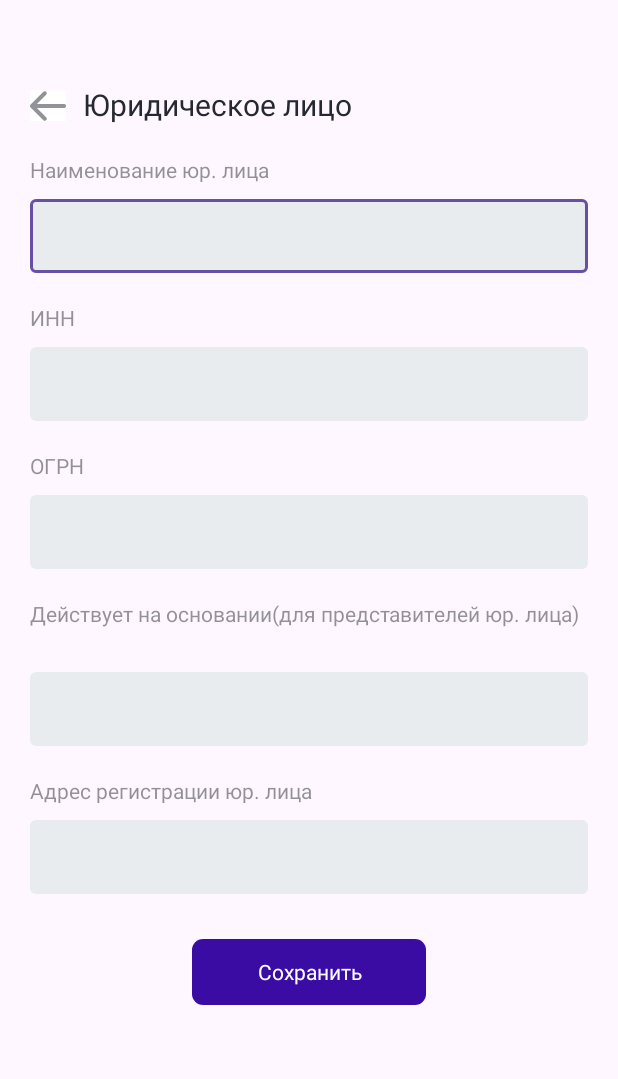
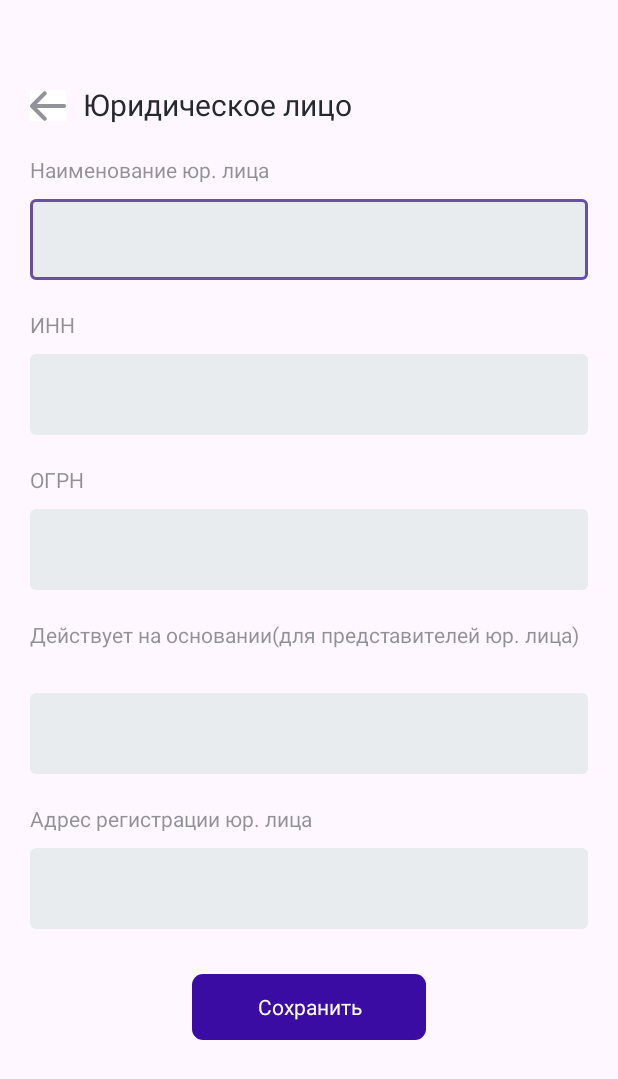
Before and after one commit to justannnnnn/MitraArtApp, an Android app: the LegalTypeActivity screen opened directly, with no data from a screen before it, on a phone screen of 412 x 824 dp. Shown: the top 1079 px of the screen. Run offline under Robolectric (Android 15) with nearby library versions, the phone set to English and light mode, and no system bars; 1 statement that could not run was skipped.

Commit message:
Finished realising entering and saving Legal type.

```diff
--- a/app/src/main/java/com/example/mitraartapp/ConnectionHelper.kt
+++ b/app/src/main/java/com/example/mitraartapp/ConnectionHelper.kt
@@ -424,3 +424,87 @@ class checkIPType(id: String) : AsyncTask<String, Unit, String>() {
         return "nothing"
     }
 }
+
+// добавление юр. лица
+class addLegalType(id: String, name: String, inn: String, ogrn: String, ordinance: String, regAddress: String, isRegistered: Boolean = false) : AsyncTask<String, Unit, String>(){
+    val id = id
+    val n = name
+    val inn = inn
+    val ogrn = ogrn
+    val order = ordinance
+    val ra = regAddress
+    val is_reg = isRegistered
+    var queryStmt = ""
+    @Deprecated("Deprecated in Java")
+    override fun onPreExecute() {
+        super.onPreExecute();
+        try {
+            val connect = ConnectionHelper.CONN()
+            if (is_reg){
+                queryStmt = "UPDATE dbo.LegalTypes SET Name = '" + n + "', INN = '" + inn + "', OGRN = '" + ogrn + "', " +
+                        "Ordinance = '" + order + "', RegistrationAddress = '" + ra + "' WHERE Id = '" + id + "'"
+            }
+            else {
+                queryStmt = "INSERT INTO dbo.LegalTypes(Id, Name, INN, OGRN, " +
+                        "Ordinance, RegistrationAddress) " +
+                        "VALUES ('" + id + "', '" + n + "', '" + inn + "', '" + ogrn + "', '" + order + "', '" + ra + "')"
+            }
+
+            var preparedStatement = connect?.prepareStatement(queryStmt)
+            preparedStatement?.executeUpdate()
+            preparedStatement?.close()
+
+        } catch (e : SQLException) {
+            e.printStackTrace()
+        } catch (e : Exception) {
+            //Log("Exception. Please check your code and database.")
+        }
+    }
+    @Deprecated("Deprecated in Java")
+    override protected fun doInBackground(vararg params : String) : String? {
+        return "nothing"
+    }
+}
+
+// проверка на существование юр. лица
+class checkLegalType(id: String) : AsyncTask<String, Unit, String>() {
+    val id = id
+    var inn = ""
+    var n = ""
+    var ogrn = ""
+    var order = ""
+    var ra = ""
+    var res = "nothing"
+    @Deprecated("Deprecated in Java")
+    override fun onPreExecute() {
+        super.onPreExecute();
+        try {
+            val connect = ConnectionHelper.CONN();
+            var queryStmt = "SELECT Name, INN, OGRN, Ordinance, RegistrationAddress FROM dbo.LegalTypes WHERE Id = " + "'" + id + "'"
+            val preparedStatement = connect?.prepareStatement(queryStmt);
+            var resultQuery: ResultSet? = null
+            resultQuery = preparedStatement?.executeQuery()
+            // если в ResultSet есть строка - пользователь есть в БД
+            if (resultQuery!!.next()){
+                n = resultQuery.getString(1)
+                inn = resultQuery.getString(2)
+                ogrn = resultQuery.getString(3)
+                order = resultQuery.getString(4)
+                ra = resultQuery.getString(5)
+                res = "REGISTERED"
+            }
+            else res = "NOT REGISTERED"
+            preparedStatement?.close()
+
+        } catch (e : SQLException) {
+            e.printStackTrace()
+            res = e.toString()
+        } catch (e : Exception) {
+            res = "Exception. Please check your code and database."
+        }
+    }
+    @Deprecated("Deprecated in Java")
+    override protected fun doInBackground(vararg params : String) : String? {
+        return "nothing"
+    }
+}
--- a/app/src/main/java/com/example/mitraartapp/LegalTypeActivity.kt
+++ b/app/src/main/java/com/example/mitraartapp/LegalTypeActivity.kt
@@ -2,10 +2,101 @@ package com.example.mitraartapp
 
 import androidx.appcompat.app.AppCompatActivity
 import android.os.Bundle
+import android.text.InputType
+import android.widget.Button
+import android.widget.ImageButton
+import android.widget.Toast
+import androidx.core.widget.doAfterTextChanged
+import com.google.android.material.datepicker.MaterialDatePicker
+import com.google.android.material.textfield.TextInputEditText
+import java.text.SimpleDateFormat
+import java.util.Date
 
 class LegalTypeActivity : AppCompatActivity() {
     override fun onCreate(savedInstanceState: Bundle?) {
         super.onCreate(savedInstanceState)
         setContentView(R.layout.activity_legal_type)
+
+        val dbHandler = DBHandler(this@LegalTypeActivity)
+        val getIDObj = getID(dbHandler.getEmail())
+        getIDObj.execute("")
+        val user_id = getIDObj.res
+
+        var isRegistered = false
+
+        // Back button
+        var backButton = findViewById<ImageButton>(R.id.back_button)
+        backButton.setOnClickListener{
+            finish()
+        }
+
+        // Text fields
+        var nameTextField = findViewById<TextInputEditText>(R.id.name_TextInput)
+        var innTextField = findViewById<TextInputEditText>(R.id.inn_TextInput)
+        var ogrnTextField = findViewById<TextInputEditText>(R.id.ogrn_TextInput)
+        var orderTextField = findViewById<TextInputEditText>(R.id.acts_TextInput)
+        var regDateTextField = findViewById<TextInputEditText>(R.id.address_TextInput)
+
+        val textFields = listOf<TextInputEditText>(nameTextField, innTextField,
+            ogrnTextField, orderTextField, regDateTextField)
+
+        val checkObj =  checkLegalType(user_id)
+        checkObj.execute("")
+        if (checkObj.res == "REGISTERED"){
+            isRegistered = true
+            nameTextField.setText(checkObj.n)
+            innTextField.setText(checkObj.inn)
+            ogrnTextField.setText(checkObj.ogrn)
+            orderTextField.setText(checkObj.order)
+            regDateTextField.setText(checkObj.ra)
+        }
+
+        // In-time validation
+        var validation = ValidationHelper()
+        innTextField.doAfterTextChanged {
+            var inn = innTextField.text
+            if (!inn?.let { it1 -> validation.rightINN(it1) }!!){
+                innTextField.setError("ИНН должен состоять из 12 цифр")
+            }
+            else innTextField.error = null
+        }
+        ogrnTextField.doAfterTextChanged {
+            var ogrn = ogrnTextField.text
+            if (!ogrn?.let { it1 -> validation.rightOGRN(it1) }!!){
+                ogrnTextField.setError("ОГРН должен состоять из 13 цифр")
+            }
+            else ogrnTextField.error = null
+        }
+
+        // Save button
+        val saveButton = findViewById<Button>(R.id.save_button)
+        saveButton.setOnClickListener{
+            if (textFields.any{it.error != null} || textFields.any{it.text.contentEquals("")}) {
+                Toast.makeText(
+                    this@LegalTypeActivity,
+                    "Not all field are filled in correctly",
+                    Toast.LENGTH_SHORT
+                ).show()
+            }
+            else {
+                // если валидация прошла успешно
+                val addLegalObj = addLegalType(
+                    user_id,
+                    nameTextField.text.toString(),
+                    innTextField.text.toString(),
+                    ogrnTextField.text.toString(),
+                    orderTextField.text.toString(),
+                    regDateTextField.text.toString(),
+                    isRegistered
+                )
+                addLegalObj.execute("")
+                Toast.makeText(
+                    this@LegalTypeActivity,
+                    "Legal type was saved in DB",
+                    Toast.LENGTH_SHORT
+                ).show()
+                finish()
+            }
+        }
     }
 }
--- a/app/src/main/res/layout/activity_legal_type.xml
+++ b/app/src/main/res/layout/activity_legal_type.xml
@@ -52,7 +52,7 @@
             <com.google.android.material.textfield.TextInputLayout
                 android:id="@+id/name_TextInputL"
                 android:layout_width="match_parent"
-                android:layout_height="55dp"
+                android:layout_height="60dp"
                 android:layout_marginTop="5dp"
                 android:textColorHint="@color/medium_grey"
                 app:boxBackgroundColor="@color/grey"
@@ -84,7 +84,7 @@
             <com.google.android.material.textfield.TextInputLayout
                 android:id="@+id/inn_TextInputL"
                 android:layout_width="match_parent"
-                android:layout_height="55dp"
+                android:layout_height="60dp"
                 android:layout_marginTop="5dp"
                 android:textColorHint="@color/medium_grey"
                 app:boxBackgroundColor="@color/grey"
@@ -116,7 +116,7 @@
             <com.google.android.material.textfield.TextInputLayout
                 android:id="@+id/ogrn_TextInputL"
                 android:layout_width="match_parent"
-                android:layout_height="55dp"
+                android:layout_height="60dp"
                 android:layout_marginTop="5dp"
                 android:textColorHint="@color/medium_grey"
                 app:boxBackgroundColor="@color/grey"
@@ -149,7 +149,7 @@
             <com.google.android.material.textfield.TextInputLayout
                 android:id="@+id/acts_TextInputL"
                 android:layout_width="match_parent"
-                android:layout_height="55dp"
+                android:layout_height="60dp"
                 android:layout_marginTop="5dp"
                 android:textColorHint="@color/medium_grey"
                 app:boxBackgroundColor="@color/grey"
@@ -181,7 +181,7 @@
             <com.google.android.material.textfield.TextInputLayout
                 android:id="@+id/address_TextInputL"
                 android:layout_width="match_parent"
-                android:layout_height="55dp"
+                android:layout_height="60dp"
                 android:layout_marginTop="5dp"
                 android:textColorHint="@color/medium_grey"
                 app:boxBackgroundColor="@color/grey"
@@ -211,7 +211,7 @@
                 app:layout_constraintTop_toBottomOf="@+id/address_TextInputL">
 
                 <Button
-                    android:id="@+id/continue_button"
+                    android:id="@+id/save_button"
                     style="@style/Widget.MaterialComponents.Button.TextButton"
                     android:layout_width="match_parent"
                     android:layout_height="match_parent"
```
